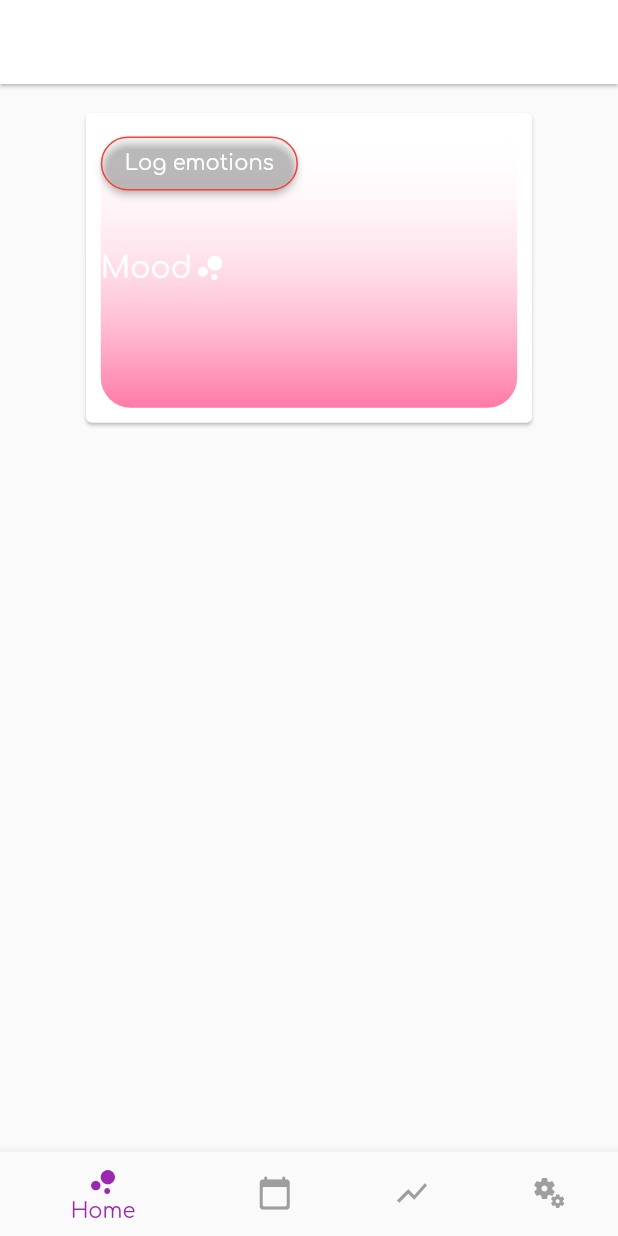
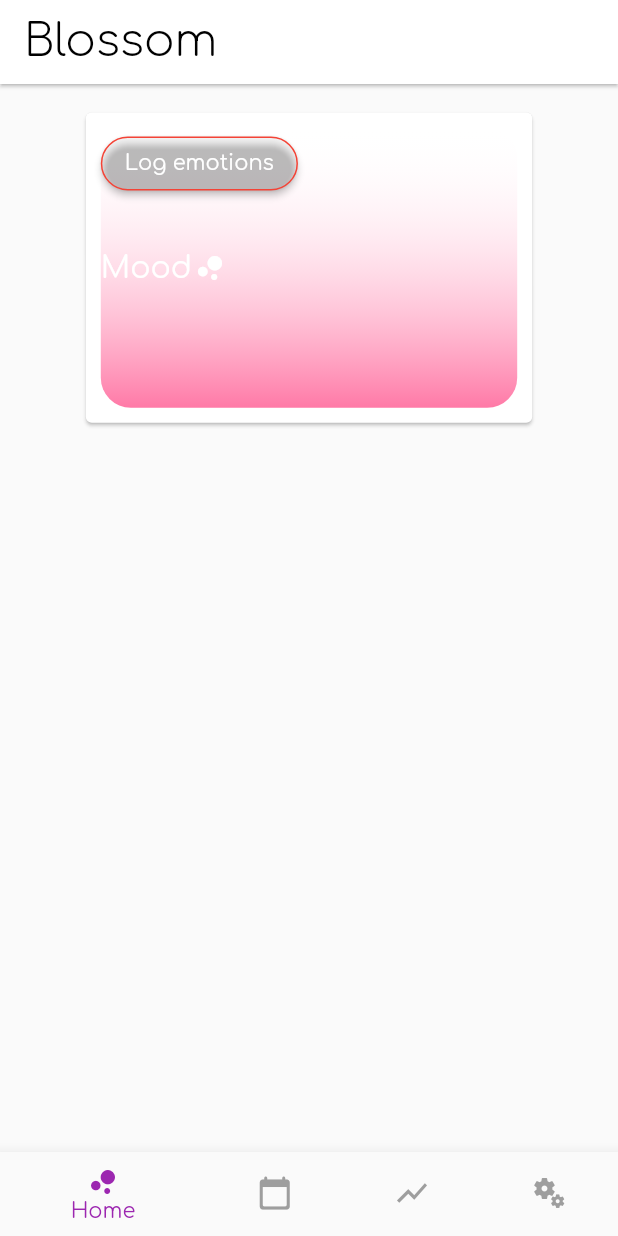
Before and after one commit to AugusteBalz/trial0125, a Flutter app: the screen it shows after launch, on a phone screen of 412 x 824 dp. Run offline on Flutter 3.47's test engine with Material 2 defaults, Android fonts, the phone set to English and light mode, and no system bars; drawn by our look-alikes of carousel_slider; our stand-ins replace hive, toggle_switch; accounts and stored records are empty.

Commit message:
simple theme change works // edit 2 works

```diff
--- a/lib/main.dart
+++ b/lib/main.dart
@@ -62,7 +62,7 @@ class MyAppFirst extends StatelessWidget {
                 // Define the default `TextTheme`. Use this to specify the default
                 // text styling for headlines, titles, bodies of text, and more.
                 textTheme: const TextTheme(
-                  headline1: TextStyle(fontSize: 40.0, fontWeight: FontWeight.bold, color: Colors.black),
+                  headline1: TextStyle(fontSize: 30.0, fontWeight: FontWeight.w200, color: Colors.black),
                   headline6: TextStyle(fontSize: 30.0, fontWeight: FontWeight.w200),
                   // bodyText2: TextStyle(fontSize: 14.0, fontFamily: 'OpenSans'),
                 ),
@@ -86,7 +86,7 @@ class MyAppFirst extends StatelessWidget {
                 // Define the default `TextTheme`. Use this to specify the default
                 // text styling for headlines, titles, bodies of text, and more.
                 textTheme: const TextTheme(
-                  headline1: TextStyle(fontSize: 40.0, fontWeight: FontWeight.bold),
+                  headline1: TextStyle(fontSize: 30.0, fontWeight: FontWeight.w200, color: Colors.white),
                   headline6: TextStyle(fontSize: 30.0, fontWeight: FontWeight.w200),
                   // bodyText2: TextStyle(fontSize: 14.0, fontFamily: 'OpenSans'),
                 ),
@@ -169,7 +169,8 @@ class _HomePageState extends State<HomePage> {
     return Scaffold(
       //  extendBodyBehindAppBar: true,
       appBar: AppBar(
-        title: const Text("Blossom"),
+        title:  Text("Blossom", style: Theme.of(context).textTheme.headline1,),
+
       ),
       body: SingleChildScrollView(
         child: Column(
```
